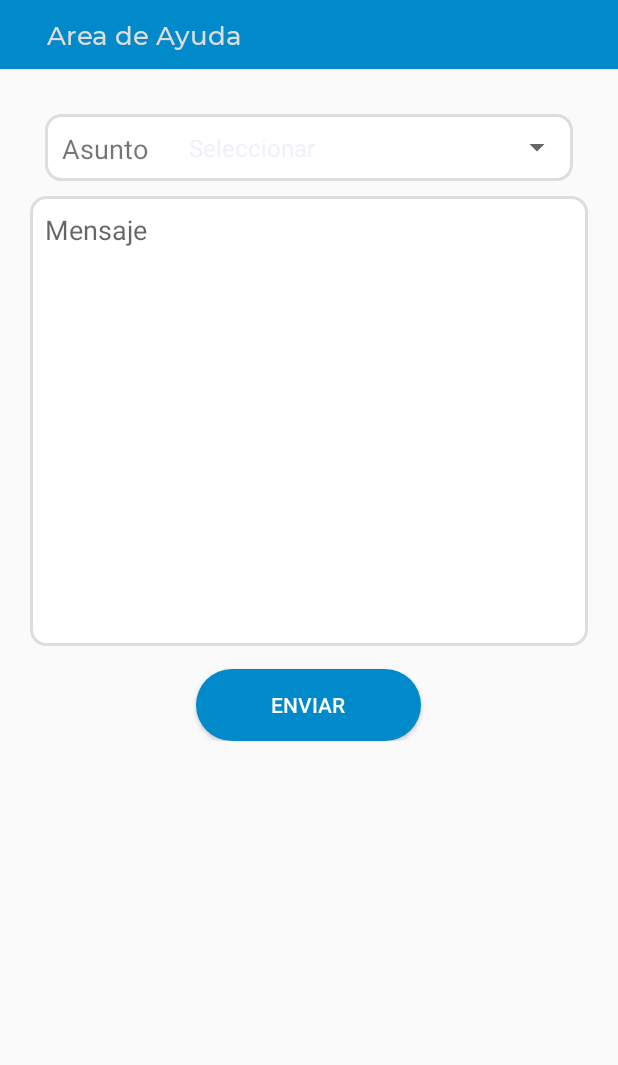
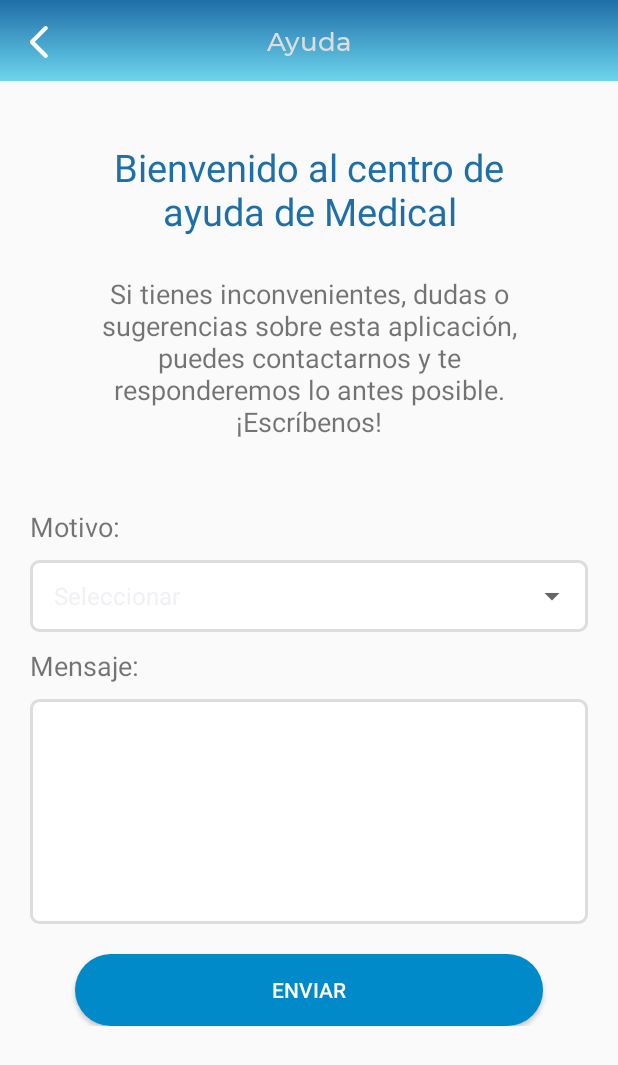
Before and after one commit to Jorge-Andres-Moreno/app-doctor, an Android app: the HelpActivity screen opened directly, with no data from a screen before it, on a phone screen of 412 x 824 dp. Shown: the top 1065 px of the screen. Run offline under Robolectric (Android 15) with nearby library versions, the light colour scheme and no system bars.

Commit message:
Organizacion layout Help, Profile, HelpActivity y AgentHelp faltan, Añadido icono de volver en Help Activity

```diff
--- a/app/src/main/java/medical/help/HelpActivity.java
+++ b/app/src/main/java/medical/help/HelpActivity.java
@@ -1,51 +1,66 @@
 package medical.help;
 
 import android.app.Activity;
-import android.os.Build;
 import android.os.Bundle;
 import android.view.View;
 import android.view.Window;
 import android.view.WindowManager;
 import android.widget.AdapterView;
 import android.widget.ArrayAdapter;
+import android.widget.Button;
+import android.widget.EditText;
 import android.widget.Spinner;
 import android.widget.Toast;
 
 import androidx.core.content.ContextCompat;
-
+import medical.utils.DefaultCallback;
 import com.android.myapplication.R;
 
-public class HelpActivity extends Activity {
+public class HelpActivity extends Activity implements DefaultCallback{
 
     Spinner spin;
+    Button btnSendHelp;
+    EditText messagehelp;
+    String reasonselected ="";
+    ArrayAdapter adapter;
+    String[] objects = { "Seleccionar", "Sugerencia", "Queja", "Reclamo"};
 
     @Override
     protected void onCreate(Bundle savedInstanceState) {
         super.onCreate(savedInstanceState);
         setContentView(R.layout.activity_help);
-
-        if (Build.VERSION.SDK_INT >= Build.VERSION_CODES.LOLLIPOP) {
             Window window = getWindow();
             window.clearFlags(WindowManager.LayoutParams.FLAG_TRANSLUCENT_STATUS);
             window.addFlags(WindowManager.LayoutParams.FLAG_DRAWS_SYSTEM_BAR_BACKGROUNDS);
             window.setStatusBarColor(ContextCompat.getColor(this, R.color.blue));
-        }
 
-
-        spin = (Spinner) findViewById(R.id.spinner);
-
-// Array of Months acting as a data pump
-        String[] objects = { "Seleccionar", "Sugerencia", "Queja", "Reclamo"};
-
-// Declaring an Adapter and initializing it to the data pump
-        ArrayAdapter adapter = new ArrayAdapter(
-                getApplicationContext(),android.R.layout.simple_list_item_1 ,objects);
-
-// Setting Adapter to the Spinner
+        btnSendHelp = findViewById(R.id.button2);
+        messagehelp = findViewById(R.id.editText5);
+        spin = findViewById(R.id.spinner);
+        adapter= new ArrayAdapter(getApplicationContext(),android.R.layout.simple_list_item_1 ,objects);
         spin.setAdapter(adapter);
 
+        spin.setOnItemSelectedListener(new AdapterView.OnItemSelectedListener() {
+            public void onItemSelected(AdapterView<?> parent, View view, int position, long id) {
+                reasonselected = (String) parent.getItemAtPosition(position);
+            }
+            public void onNothingSelected(AdapterView<?> parent) {
+            }
+        });
+
+        btnSendHelp.setOnClickListener(new View.OnClickListener() {
+            @Override
+            public void onClick(View view) {
+                sendhelpme(reasonselected,messagehelp.getText().toString());
+            }
+        });
     }
 
+    public void sendhelpme(String reasonselected, String messagehelp){
+        new AgentHelp().sendMessageSupport(reasonselected,messagehelp,this);
+    }
 
-
+    @Override
+    public void onFinishProcess(boolean hasSucceeded, Object result) {
+    }
 }
--- a/app/src/main/java/medical/profile/ProfileActivity.java
+++ b/app/src/main/java/medical/profile/ProfileActivity.java
@@ -15,7 +15,7 @@ public class ProfileActivity extends Activity {
     @Override
     protected void onCreate(Bundle savedInstanceState) {
         super.onCreate(savedInstanceState);
-
+        setContentView(R.layout.activity_profile);
 
         if (Build.VERSION.SDK_INT >= Build.VERSION_CODES.LOLLIPOP) {
             Window window = getWindow();
--- a/app/src/main/res/drawable/rounded_corners.xml
+++ b/app/src/main/res/drawable/rounded_corners.xml
@@ -4,7 +4,7 @@
     android:shape="rectangle"
     android:padding="30dp">
     <solid android:color="#FFFFFF"/>
-    <corners android:radius="10dp"/>
+    <corners android:radius="5dp"/>
     <stroke
         android:width="2dp"
         android:color="#DDDDDD"/>
--- a/app/src/main/res/layout/activity_help.xml
+++ b/app/src/main/res/layout/activity_help.xml
@@ -1,7 +1,12 @@
 <?xml version="1.0" encoding="utf-8"?>
 <LinearLayout xmlns:android="http://schemas.android.com/apk/res/android"
     xmlns:app="http://schemas.android.com/apk/res-auto"
-    android:orientation="vertical" android:layout_width="match_parent"
+    android:layout_width="match_parent"
+    android:layout_height="match_parent"
+    android:orientation="vertical">
+
+    <ScrollView
+        android:layout_width="match_parent"
         android:layout_height="match_parent">
 
         <RelativeLayout
@@ -14,41 +19,91 @@
                 android:layout_height="match_parent"
                 android:orientation="vertical">
 
+                <RelativeLayout
+                    android:layout_width="match_parent"
+                    android:layout_height="wrap_content"
+                    android:gravity="center">
+
                     <TextView
                         android:layout_width="match_parent"
                         android:layout_height="wrap_content"
-                android:background="@color/blue"
+                        android:background="@drawable/gradient_vertical_blue"
                         android:fontFamily="@font/montserrat_medium"
-                android:paddingVertical="@dimen/margin_small"
-                android:paddingLeft="@dimen/size_m"
+                        android:gravity="center"
+                        android:paddingTop="15dp"
+                        android:paddingBottom="15dp"
                         android:text="@string/helpzone"
                         android:textColor="@color/almost_white"
                         android:textSize="@dimen/text_size_normal" />
+
+                    <LinearLayout
+                        android:layout_width="match_parent"
+                        android:layout_height="wrap_content"
+                        android:paddingTop="17dp"
+                        android:paddingBottom="15dp"
+                        android:paddingLeft="20dp">
+
+                        <ImageView
+                            android:id="@+id/backlayout"
+                            android:layout_width="wrap_content"
+                            android:layout_height="match_parent"
+                            android:src="@drawable/backl"
+                            android:tint="@color/white" />
+                    </LinearLayout>
+
+
+                </RelativeLayout>
 
                 <LinearLayout
                     android:id="@+id/help_view"
                     android:layout_width="match_parent"
                     android:layout_height="wrap_content"
                     android:layout_margin="20dp"
+                    android:gravity="left"
+                    android:orientation="vertical">
+
+                    <LinearLayout
+                        android:layout_width="wrap_content"
+                        android:layout_height="wrap_content"
                         android:gravity="center"
-                android:orientation="vertical">
+                        android:orientation="vertical"
+                        android:padding="20dp">
+
+                        <TextView
+                            android:layout_width="wrap_content"
+                            android:layout_height="wrap_content"
+                            android:gravity="center"
+                            android:text="@string/titulohelp"
+                            android:textColor="@color/blue_strong"
+                            android:textSize="25sp" />
+
+                        <TextView
+                            android:id="@+id/helptextview"
+                            android:layout_width="wrap_content"
+                            android:layout_height="wrap_content"
+                            android:layout_margin="25dp"
+                            android:gravity="center"
+                            android:text="@string/texthelp"
+                            android:textSize="18sp" />
+
+                    </LinearLayout>
+
+                    <TextView
+                        android:id="@+id/motivos"
+                        android:layout_width="wrap_content"
+                        android:layout_height="wrap_content"
+                        android:layout_marginBottom="10dp"
+
+                        android:text="@string/reason"
+                        android:textSize="18sp" />
 
                     <LinearLayout
                         android:layout_width="match_parent"
                         android:layout_height="wrap_content"
-                    android:orientation="horizontal"
+                        android:layout_margin="0dp"
                         android:background="@drawable/rounded_corners"
-                    android:layout_margin="10dp">
+                        android:orientation="horizontal">
 
-                    <TextView
-                        android:id="@+id/textView"
-                        android:layout_width="80dp"
-                        android:layout_height="wrap_content"
-                        android:paddingLeft="11dp"
-                        android:paddingTop="10dp"
-                        android:paddingBottom="10dp"
-                        android:text="@string/mailsubject"
-                        android:textSize="18sp" />
 
                         <Spinner
                             android:id="@+id/spinner"
@@ -57,27 +112,47 @@
 
                     </LinearLayout>
 
+                    <TextView
+                        android:id="@+id/msg"
+                        android:layout_width="wrap_content"
+                        android:layout_height="wrap_content"
+                        android:layout_marginTop="10dp"
+                        android:layout_marginBottom="10dp"
+                        android:text="@string/message"
+                        android:textSize="18sp" />
+
                     <EditText
                         android:id="@+id/editText5"
                         android:layout_width="match_parent"
-                    android:layout_height="300dp"
+                        android:layout_height="150dp"
                         android:background="@drawable/rounded_corners"
                         android:ems="10"
                         android:gravity="top"
-                    android:hint="Mensaje"
-                    android:inputType="textPersonName"
-                    android:padding="10dp" />
+                        android:padding="10dp"
+                        android:scrollbars="vertical"
+                        android:scrollHorizontally="false"
+                        android:inputType="textCapSentences|textMultiLine"  />
+
+                    <LinearLayout
+                        android:layout_width="match_parent"
+                        android:layout_height="wrap_content"
+                        android:layout_marginTop="20dp"
+                        android:gravity="center">
 
                         <Button
                             android:id="@+id/button2"
-                    android:layout_width="150dp"
+                            android:layout_width="match_parent"
                             android:layout_height="wrap_content"
-                    android:layout_marginTop="15dp"
+                            android:layout_marginLeft="30dp"
+                            android:layout_marginRight="30dp"
+                            android:background="@drawable/rounded_circle_blue"
                             android:text="@string/sendmail"
-                    android:textColor="@color/white"
-                    android:background="@drawable/rounded_circle_blue"/>
+                            android:textColor="@color/white" />
+                    </LinearLayout>
                 </LinearLayout>
             </LinearLayout>
 
         </RelativeLayout>
+    </ScrollView>
+
 </LinearLayout>
--- a/app/src/main/res/values/string.xml
+++ b/app/src/main/res/values/string.xml
@@ -19,9 +19,11 @@
     <string name="Open">Open</string>
     <string name="Close">Close</string>
 
-    <string name="helpzone">Area de Ayuda</string>
-    <string name="mailsubject">Asunto</string>
-    <string name="option1">Peticion</string>
+    <string name="helpzone">Ayuda</string>
+    <string name="reason">Motivo:</string>
+    <string name="message">Mensaje:</string>
+    <string name="texthelp">Si tienes inconvenientes, dudas o sugerencias sobre esta aplicación, puedes contactarnos y te responderemos lo antes posible. ¡Escríbenos!</string>
+    <string name="titulohelp">Bienvenido al centro de ayuda de Medical</string>
     <string name="option2">Quejas</string>
     <string name="option3">Reclamos</string>
     <string name="sendmail">Enviar</string>
@@ -34,7 +36,7 @@
     <string name="navigation_drawer_close">Close navigation drawer</string>
 
     <string name="paymethod">Metodo de pago</string>
-    <string name="paydetails">Detalles de pago</string>
+    <string name="paydetails">Perfil</string>
     <string name="numbercard">Numero de tarjeta</string>
     <string name="expirydate">Fecha de vencimiento</string>
     <string name="cvcode">Codigo CV</string>
```
Also changed, not shown: app/src/main/java/medical/help/AgentHelp.java (+9 -1 lines), app/src/main/java/medical/home/HomeActivity.java (+1 -9 lines), app/src/main/java/medical/login/AgentLogin.java (+15 -6 lines), app/src/main/java/medical/model/User.java (+11 -9 lines), app/src/main/res/layout/activity_profile.xml (added, +147 -0 lines), app/src/main/res/drawable-hdpi/backl.png (added), app/src/main/res/drawable-ldpi/backl.png (added), app/src/main/res/drawable-mdpi/backl.png (added), app/src/main/res/drawable-xhdpi/backl.png (added), app/src/main/res/drawable-xxhdpi/backl.png (added), app/src/main/res/drawable-xxxhdpi/backl.png (added). Lines whose indentation alone changed are shown as unchanged.
